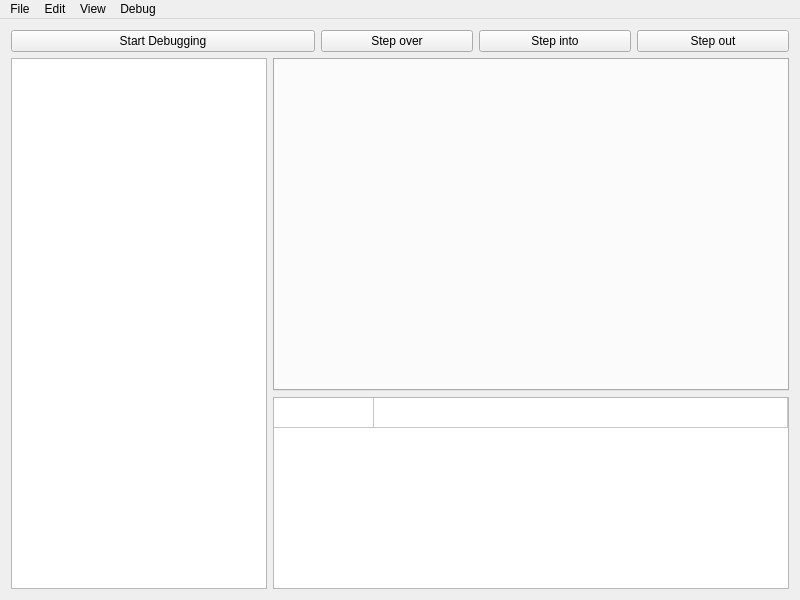
Qt form src/ui/mainwindow.ui (KB9/VDB) before a commit.
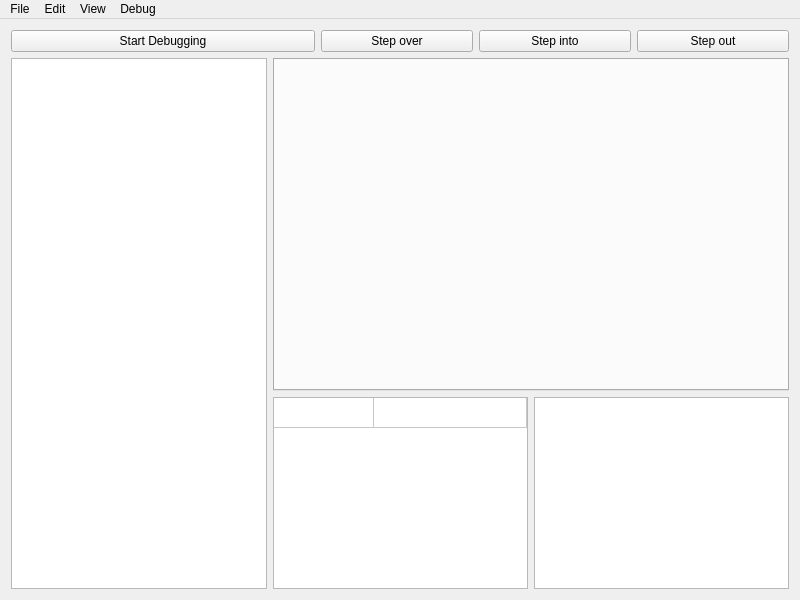
The same form after that commit. Custom widgets are drawn as their Qt base class.

Commit message: Added stack trace widget and functionality

Patch:
```diff
--- a/src/ui/mainwindow.ui
+++ b/src/ui/mainwindow.ui
@@ -121,6 +121,8 @@
            </widget>
           </item>
           <item>
+           <layout class="QHBoxLayout" name="watchAndStackLayout">
+            <item>
            <widget class="WatchTable" name="watchTable">
             <property name="sizePolicy">
              <sizepolicy hsizetype="Expanding" vsizetype="Fixed">
@@ -160,6 +162,18 @@
             <column/>
            </widget>
           </item>
+            <item>
+             <widget class="StackTraceList" name="stackList">
+              <property name="sizePolicy">
+               <sizepolicy hsizetype="Expanding" vsizetype="Fixed">
+                <horstretch>0</horstretch>
+                <verstretch>0</verstretch>
+               </sizepolicy>
+              </property>
+             </widget>
+            </item>
+           </layout>
+          </item>
          </layout>
         </item>
        </layout>
@@ -239,6 +253,11 @@
    <extends>QTableWidget</extends>
    <header>watchtable.h</header>
   </customwidget>
+  <customwidget>
+   <class>StackTraceList</class>
+   <extends>QListWidget</extends>
+   <header>stacktracelist.h</header>
+  </customwidget>
  </customwidgets>
  <resources/>
  <connections>
```
Lines whose indentation alone changed are shown as unchanged. The commit also changes 7 other files.
